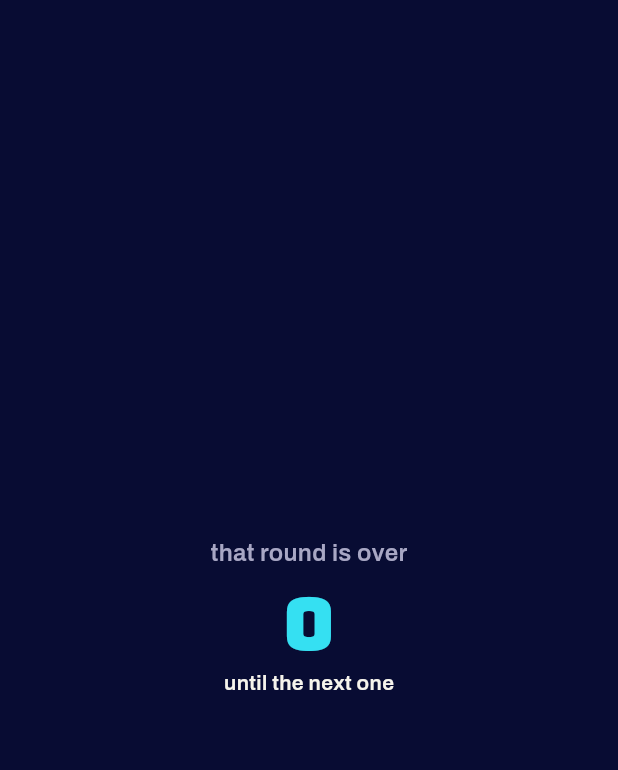
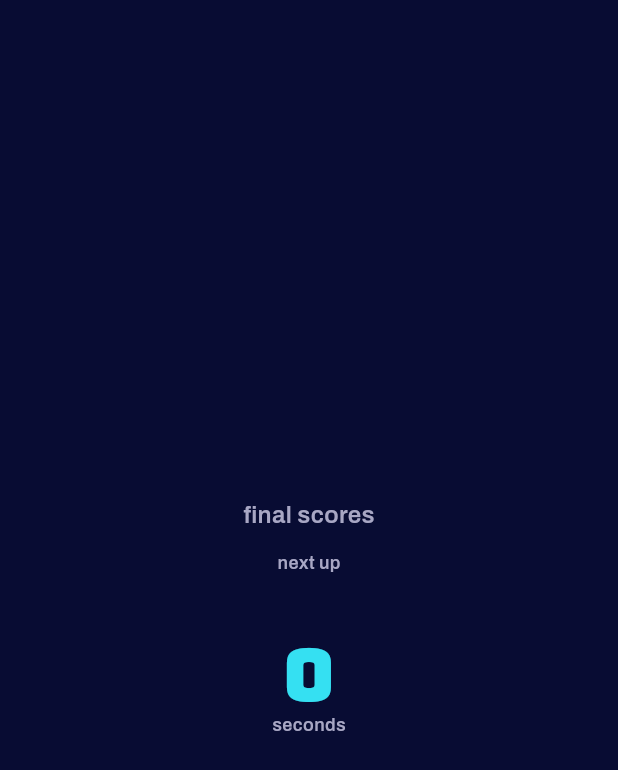
Before and after one commit to constdecimalserrno/consts-quizzes, a Flutter app: the _Intermission widget shown alone on an empty page, opened directly with empty values, on a phone screen of 412 x 824 dp. Shown: the top 770 px of the screen. Run offline on Flutter 3.47's test engine with Material 3 defaults, Android fonts, the phone set to English and light mode, and no system bars; our stand-ins replace cloud_firestore, cloud_functions, firebase_auth, firebase_core, google_fonts; accounts and stored records are empty; network calls fail; statements that could not run were skipped.

Commit message:
Intermission and the next Round (#8)
The loop closes. A Round ends, the Intermission shows final standings and
announces what is coming, a countdown runs, and the next Round starts — with
nobody watching and nothing to restart.

The next Theme is chosen when the Round ends rather than when the next one
begins, because the Intermission's job is to make you stay for it. Having
announced it, `startRound` honours it: announcing one Theme and running
another is worse than not announcing at all.

Co-Authored-By: Claude Opus 5 <noreply@anthropic.com>
Claude-Session: https://claude.ai/code/session_01MebbEKDEtmYBuycYxmYjSB

```diff
--- a/app/lib/round/round.dart
+++ b/app/lib/round/round.dart
@@ -43,6 +43,7 @@ class LiveRound {
     required this.openSlot,
     required this.question,
     required this.nextRoundAt,
+    this.nextTheme,
   });
 
   final String id;
@@ -53,6 +54,9 @@ class LiveRound {
   final int openSlot;
   final OpenQuestion? question;
   final int nextRoundAt;
+
+  /// Announced when the Round ends, so the Intermission has something to sell.
+  final String? nextTheme;
 
   bool get inIntermission => openSlot < 0 || question == null;
 
@@ -76,6 +80,7 @@ class LiveRound {
         (d['question'] as Map?)?.cast<String, dynamic>(),
       ),
       nextRoundAt: (d['nextRoundAt'] as num?)?.toInt() ?? 0,
+      nextTheme: d['nextTheme'] as String?,
     );
   }
 }
--- a/app/lib/round/round_view.dart
+++ b/app/lib/round/round_view.dart
@@ -517,16 +517,32 @@ class _Intermission extends StatelessWidget {
   @override
   Widget build(BuildContext context) {
     final left = ((round.nextRoundAt - clock.nowMs) / 1000).ceil().clamp(0, 9999);
+    final next = round.nextTheme;
     return Center(
       child: Column(
         mainAxisSize: MainAxisSize.min,
         children: [
-          Text('that round is over',
+          Text('final scores',
               style: Broadcast.body(16, color: Broadcast.chalkDim)),
-          const SizedBox(height: 12),
+          const SizedBox(height: 14),
+          if (next != null) ...[
+            Text('next up', style: Broadcast.body(12, color: Broadcast.chalkDim)),
+            const SizedBox(height: 4),
+            Padding(
+              padding: const EdgeInsets.symmetric(horizontal: 16),
+              child: FittedBox(
+                fit: BoxFit.scaleDown,
+                child: Text(
+                  next,
+                  textAlign: TextAlign.center,
+                  style: Broadcast.display(24, color: Broadcast.gold),
+                ),
+              ),
+            ),
+            const SizedBox(height: 14),
+          ],
           Text('$left', style: Broadcast.display(48, color: Broadcast.cyan)),
-          const SizedBox(height: 6),
-          Text('until the next one', style: Broadcast.body(14)),
+          Text('seconds', style: Broadcast.body(12, color: Broadcast.chalkDim)),
         ],
       ),
     );
```
Also changed, not shown: 4 other files.
